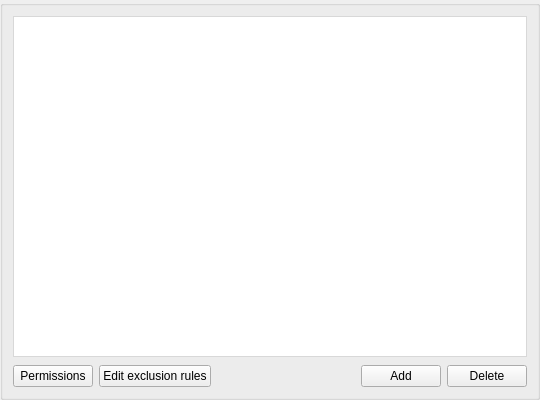
First picture: the form in src/MEGASync/gui/linux/RemoteItemUi.ui, repository meganz/MEGAsync, before the edit.
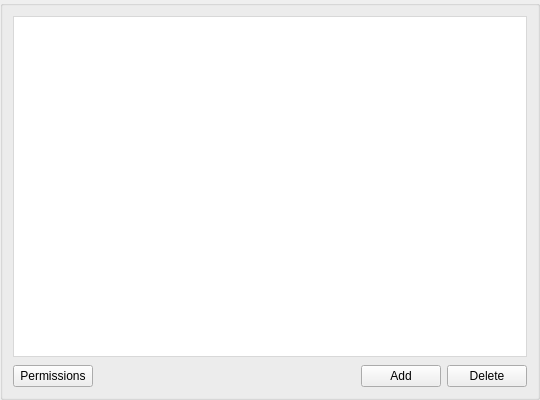
Second picture: the form after the edit.

Commit message: New action to support adding exclusions

```diff
--- a/src/MEGASync/gui/linux/RemoteItemUi.ui
+++ b/src/MEGASync/gui/linux/RemoteItemUi.ui
@@ -164,22 +164,6 @@
            </property>
           </widget>
          </item>
-         <item>
-          <widget class="QPushButton" name="bEditExclusions">
-           <property name="cursor">
-            <cursorShape>PointingHandCursor</cursorShape>
-           </property>
-           <property name="focusPolicy">
-            <enum>Qt::StrongFocus</enum>
-           </property>
-           <property name="text">
-            <string>Edit exclusion rules</string>
-           </property>
-           <property name="autoDefault">
-            <bool>false</bool>
-           </property>
-          </widget>
-         </item>
          <item>
           <spacer name="hSpacer">
            <property name="orientation">
```
Left out of the diff: 64 changed lines with no effect on the pictures. Lines whose indentation alone changed are shown as unchanged. The commit also changes 14 other files.
